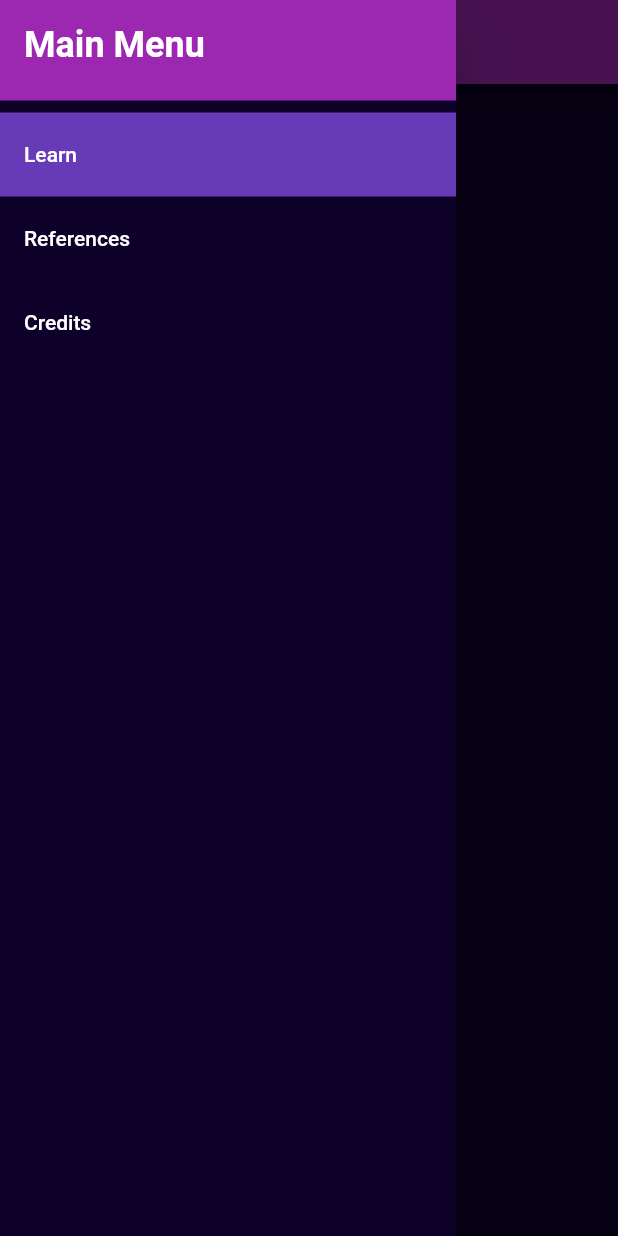
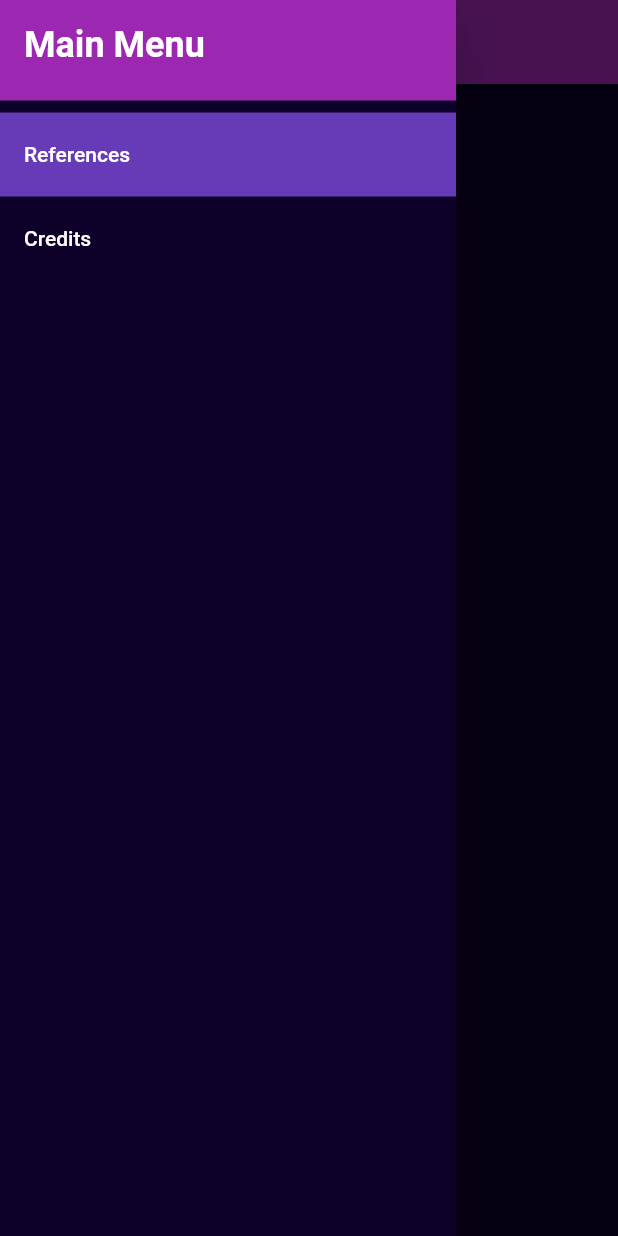
Before and after one commit to jamez2128/pc-buddy, a Flutter app: the screen it shows after launch, with the side drawer open, on a phone screen of 412 x 824 dp. Run offline on Flutter 3.47's test engine with Material 2 defaults, Android fonts, the phone set to English and light mode, and no system bars.

Commit message:
Learn tab removed

```diff
--- a/lib/learn.dart
+++ /dev/null
@@ -1,15 +0,0 @@
-import 'package:flutter/material.dart';
-
-class LearnPage extends StatelessWidget {
-  const LearnPage({Key? key}) : super(key: key);
-
-  @override
-  Widget build(BuildContext context) {
-    return Text(
-        "Learn goes here",
-      style: TextStyle(
-        color: Colors.white,
-      ),
-    );
-  }
-}
--- a/lib/main.dart
+++ b/lib/main.dart
@@ -22,7 +22,6 @@ class MyApp extends StatelessWidget {
 }
 
 const navMenuOptions = [
-  "Learn",
   "References",
   "Credits",
 ];
@@ -43,9 +42,6 @@ class _HomeState extends State<Home> {
     appBarTitle = navMenuOptions[selected];
     Widget currentPage = Container();
     switch (navMenuOptions[selected]) {
-      case "Learn":
-        currentPage = LearnPage();
-        break;
       case "References":
         currentPage = ReferencesPage();
         break;
```
